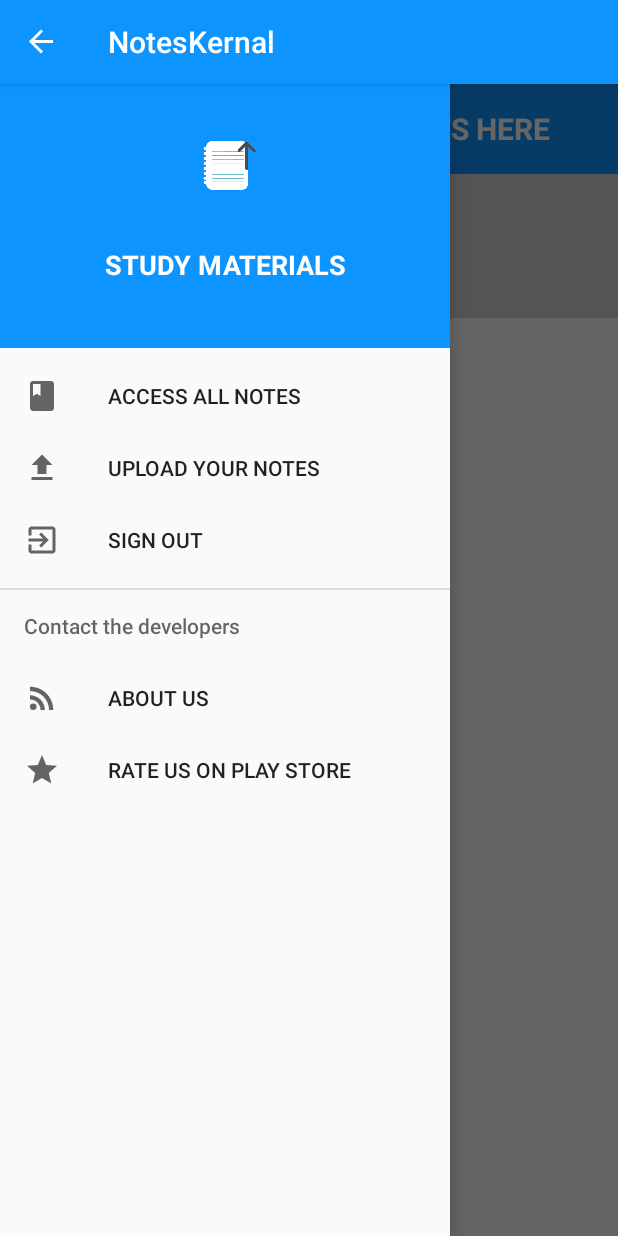
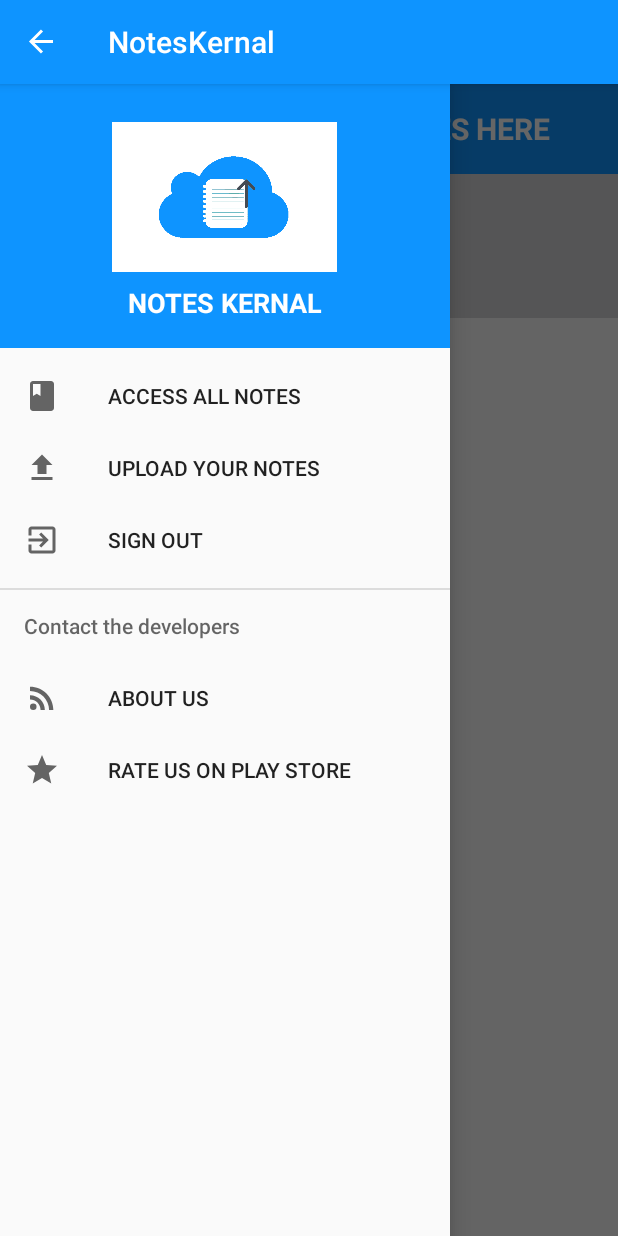
Before and after one commit to ankushbnayak/study-materials, an Android app: the screen it shows after launch once a user with an empty profile is signed in (Navigate), with the side drawer open, on a phone screen of 412 x 824 dp. Run offline under Robolectric (Android 15) with nearby library versions, the phone set to English and light mode, and no system bars; our stand-ins replace Firebase (no records; nobody signed in at launch, a user with empty details on screens opened directly).

Commit message:
Added all feature main: logo changed 1. recyclerview now supports downloads of pdf 2. duplication of recyclerview when new notes gets added has been fixed 3. search button has been added to browse all notes 4. navigation drawer added successfully 5. logo changed

```diff
--- a/app/src/main/res/layout/activity_navigate.xml
+++ b/app/src/main/res/layout/activity_navigate.xml
@@ -19,6 +19,7 @@
             android:layout_width="match_parent"
             android:layout_height="60dp">
             <ImageView
+                android:background="#fff"
                 android:src="@drawable/splashlogo"
                 android:layout_width="60dp"
                 android:layout_height="50dp"/>
--- a/app/src/main/res/layout/nav_header.xml
+++ b/app/src/main/res/layout/nav_header.xml
@@ -6,17 +6,24 @@
     android:layout_width="match_parent"
     android:layout_height="176dp">
 
+    <LinearLayout
+        android:layout_marginTop="25dp"
+        android:gravity="center"
+        android:layout_width="match_parent"
+        android:layout_height="wrap_content">
     <ImageView
-        android:layout_width="match_parent"
+        android:background="#fff"
+        android:layout_width="150dp"
         android:layout_height="100dp"
         android:src="@drawable/splashlogo"/>
+    </LinearLayout>
     <TextView
         android:padding="8dp"
         android:textStyle="bold"
         android:gravity="center"
         android:textSize="18dp"
         android:textColor="#fff"
-        android:text="STUDY MATERIALS"
+        android:text="NOTES KERNAL"
         android:layout_width="match_parent"
         android:textAppearance="@style/TextAppearance.AppCompat.Body1"
         android:layout_height="wrap_content"></TextView>
```
Also changed, not shown: app/src/main/res/layout/activity_main.xml (+8 -0 lines).
